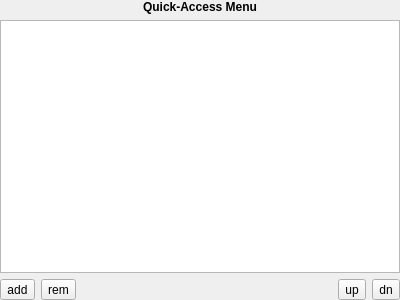
This is src-qt5/core-utils/lumina-config/pages/page_interface_menu.ui in lumina-desktop/lumina as Qt 5 draws it before an edit. The edited form follows.
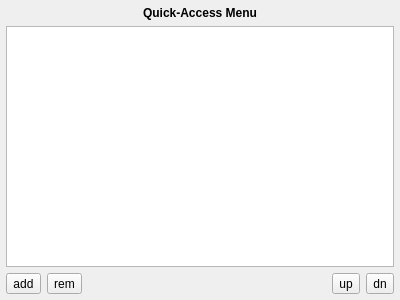
This is the edited form.

Commit message: Get the new menu interface page converted over.

Diff of the .ui file:
```diff
--- a/src-qt5/core-utils/lumina-config/pages/page_interface_menu.ui
+++ b/src-qt5/core-utils/lumina-config/pages/page_interface_menu.ui
@@ -15,16 +15,16 @@
   </property>
   <layout class="QVBoxLayout" name="verticalLayout">
    <property name="leftMargin">
-    <number>0</number>
+    <number>6</number>
    </property>
    <property name="topMargin">
-    <number>0</number>
+    <number>6</number>
    </property>
    <property name="rightMargin">
-    <number>0</number>
+    <number>6</number>
    </property>
    <property name="bottomMargin">
-    <number>0</number>
+    <number>6</number>
    </property>
    <item>
     <widget class="QLabel" name="label_10">
```
The commit also changes 4 other files.
